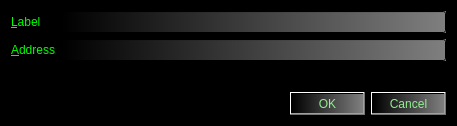
The window that src/qt/forms/editaddressdialog.ui (gridcoin-community/Gridcoin-Research) describes before a commit, drawn with Qt 5.
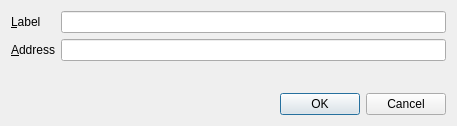
The same window after the commit.

Patch:
```diff
--- a/src/qt/forms/editaddressdialog.ui
+++ b/src/qt/forms/editaddressdialog.ui
@@ -10,319 +10,9 @@
     <height>126</height>
    </rect>
   </property>
-  <property name="palette">
-   <palette>
-    <active>
-     <colorrole role="WindowText">
-      <brush brushstyle="SolidPattern">
-       <color alpha="255">
-        <red>0</red>
-        <green>255</green>
-        <blue>0</blue>
-       </color>
-      </brush>
-     </colorrole>
-     <colorrole role="Button">
-      <brush brushstyle="SolidPattern">
-       <color alpha="255">
-        <red>255</red>
-        <green>255</green>
-        <blue>0</blue>
-       </color>
-      </brush>
-     </colorrole>
-     <colorrole role="Light">
-      <brush brushstyle="SolidPattern">
-       <color alpha="255">
-        <red>0</red>
-        <green>255</green>
-        <blue>255</blue>
-       </color>
-      </brush>
-     </colorrole>
-     <colorrole role="Text">
-      <brush brushstyle="SolidPattern">
-       <color alpha="255">
-        <red>0</red>
-        <green>255</green>
-        <blue>0</blue>
-       </color>
-      </brush>
-     </colorrole>
-     <colorrole role="BrightText">
-      <brush brushstyle="SolidPattern">
-       <color alpha="255">
-        <red>0</red>
-        <green>170</green>
-        <blue>255</blue>
-       </color>
-      </brush>
-     </colorrole>
-     <colorrole role="ButtonText">
-      <brush brushstyle="SolidPattern">
-       <color alpha="255">
-        <red>255</red>
-        <green>255</green>
-        <blue>0</blue>
-       </color>
-      </brush>
-     </colorrole>
-     <colorrole role="Base">
-      <brush brushstyle="SolidPattern">
-       <color alpha="255">
-        <red>0</red>
-        <green>0</green>
-        <blue>127</blue>
-       </color>
-      </brush>
-     </colorrole>
-     <colorrole role="Window">
-      <brush brushstyle="SolidPattern">
-       <color alpha="255">
-        <red>0</red>
-        <green>0</green>
-        <blue>0</blue>
-       </color>
-      </brush>
-     </colorrole>
-     <colorrole role="HighlightedText">
-      <brush brushstyle="SolidPattern">
-       <color alpha="255">
-        <red>255</red>
-        <green>0</green>
-        <blue>0</blue>
-       </color>
-      </brush>
-     </colorrole>
-     <colorrole role="AlternateBase">
-      <brush brushstyle="SolidPattern">
-       <color alpha="255">
-        <red>0</red>
-        <green>0</green>
-        <blue>127</blue>
-       </color>
-      </brush>
-     </colorrole>
-     <colorrole role="NoRole">
-      <brush brushstyle="SolidPattern">
-       <color alpha="255">
-        <red>0</red>
-        <green>0</green>
-        <blue>255</blue>
-       </color>
-      </brush>
-     </colorrole>
-    </active>
-    <inactive>
-     <colorrole role="WindowText">
-      <brush brushstyle="SolidPattern">
-       <color alpha="255">
-        <red>0</red>
-        <green>255</green>
-        <blue>0</blue>
-       </color>
-      </brush>
-     </colorrole>
-     <colorrole role="Button">
-      <brush brushstyle="SolidPattern">
-       <color alpha="255">
-        <red>255</red>
-        <green>255</green>
-        <blue>0</blue>
-       </color>
-      </brush>
-     </colorrole>
-     <colorrole role="Light">
-      <brush brushstyle="SolidPattern">
-       <color alpha="255">
-        <red>0</red>
-        <green>255</green>
-        <blue>255</blue>
-       </color>
-      </brush>
-     </colorrole>
-     <colorrole role="Text">
-      <brush brushstyle="SolidPattern">
-       <color alpha="255">
-        <red>0</red>
-        <green>255</green>
-        <blue>0</blue>
-       </color>
-      </brush>
-     </colorrole>
-     <colorrole role="BrightText">
-      <brush brushstyle="SolidPattern">
-       <color alpha="255">
-        <red>0</red>
-        <green>170</green>
-        <blue>255</blue>
-       </color>
-      </brush>
-     </colorrole>
-     <colorrole role="ButtonText">
-      <brush brushstyle="SolidPattern">
-       <color alpha="255">
-        <red>255</red>
-        <green>255</green>
-        <blue>0</blue>
-       </color>
-      </brush>
-     </colorrole>
-     <colorrole role="Base">
-      <brush brushstyle="SolidPattern">
-       <color alpha="255">
-        <red>0</red>
-        <green>0</green>
-        <blue>127</blue>
-       </color>
-      </brush>
-     </colorrole>
-     <colorrole role="Window">
-      <brush brushstyle="SolidPattern">
-       <color alpha="255">
-        <red>0</red>
-        <green>0</green>
-        <blue>0</blue>
-       </color>
-      </brush>
-     </colorrole>
-     <colorrole role="HighlightedText">
-      <brush brushstyle="SolidPattern">
-       <color alpha="255">
-        <red>255</red>
-        <green>0</green>
-        <blue>0</blue>
-       </color>
-      </brush>
-     </colorrole>
-     <colorrole role="AlternateBase">
-      <brush brushstyle="SolidPattern">
-       <color alpha="255">
-        <red>0</red>
-        <green>0</green>
-        <blue>127</blue>
-       </color>
-      </brush>
-     </colorrole>
-     <colorrole role="NoRole">
-      <brush brushstyle="SolidPattern">
-       <color alpha="255">
-        <red>0</red>
-        <green>0</green>
-        <blue>255</blue>
-       </color>
-      </brush>
-     </colorrole>
-    </inactive>
-    <disabled>
-     <colorrole role="WindowText">
-      <brush brushstyle="SolidPattern">
-       <color alpha="255">
-        <red>120</red>
-        <green>120</green>
-        <blue>120</blue>
-       </color>
-      </brush>
-     </colorrole>
-     <colorrole role="Button">
-      <brush brushstyle="SolidPattern">
-       <color alpha="255">
-        <red>255</red>
-        <green>255</green>
-        <blue>0</blue>
-       </color>
-      </brush>
-     </colorrole>
-     <colorrole role="Light">
-      <brush brushstyle="SolidPattern">
-       <color alpha="255">
-        <red>0</red>
-        <green>255</green>
-        <blue>255</blue>
-       </color>
-      </brush>
-     </colorrole>
-     <colorrole role="Text">
-      <brush brushstyle="SolidPattern">
-       <color alpha="255">
-        <red>120</red>
-        <green>120</green>
-        <blue>120</blue>
-       </color>
-      </brush>
-     </colorrole>
-     <colorrole role="BrightText">
-      <brush brushstyle="SolidPattern">
-       <color alpha="255">
-        <red>0</red>
-        <green>170</green>
-        <blue>255</blue>
-       </color>
-      </brush>
-     </colorrole>
-     <colorrole role="ButtonText">
-      <brush brushstyle="SolidPattern">
-       <color alpha="255">
-        <red>120</red>
-        <green>120</green>
-        <blue>120</blue>
-       </color>
-      </brush>
-     </colorrole>
-     <colorrole role="Base">
-      <brush brushstyle="SolidPattern">
-       <color alpha="255">
-        <red>0</red>
-        <green>0</green>
-        <blue>0</blue>
-       </color>
-      </brush>
-     </colorrole>
-     <colorrole role="Window">
-      <brush brushstyle="SolidPattern">
-       <color alpha="255">
-        <red>0</red>
-        <green>0</green>
-        <blue>0</blue>
-       </color>
-      </brush>
-     </colorrole>
-     <colorrole role="HighlightedText">
-      <brush brushstyle="SolidPattern">
-       <color alpha="255">
-        <red>255</red>
-        <green>0</green>
-        <blue>0</blue>
-       </color>
-      </brush>
-     </colorrole>
-     <colorrole role="AlternateBase">
-      <brush brushstyle="SolidPattern">
-       <color alpha="255">
-        <red>0</red>
-        <green>0</green>
-        <blue>127</blue>
-       </color>
-      </brush>
-     </colorrole>
-     <colorrole role="NoRole">
-      <brush brushstyle="SolidPattern">
-       <color alpha="255">
-        <red>0</red>
-        <green>0</green>
-        <blue>255</blue>
-       </color>
-      </brush>
-     </colorrole>
-    </disabled>
-   </palette>
-  </property>
   <property name="windowTitle">
    <string>Edit Address</string>
   </property>
-  <property name="autoFillBackground">
-   <bool>true</bool>
-  </property>
   <layout class="QVBoxLayout" name="verticalLayout">
    <item>
     <layout class="QFormLayout" name="formLayout">
@@ -344,12 +34,6 @@
        <property name="toolTip">
         <string>The label associated with this address book entry</string>
        </property>
-       <property name="styleSheet">
-        <string notr="true">
-background-color:qlineargradient(spread:pad, x1:0, y1:0, x2:1, y2:0, stop:0 rgba(0, 0, 0, 255), stop:1 rgba(127, 127, 127, 255));
-color:lightgreen;
-</string>
-       </property>
       </widget>
      </item>
      <item row="1" column="0">
@@ -367,24 +51,12 @@
        <property name="toolTip">
         <string>The address associated with this address book entry. This can only be modified for sending addresses.</string>
        </property>
-       <property name="styleSheet">
-        <string notr="true">
-background-color:qlineargradient(spread:pad, x1:0, y1:0, x2:1, y2:0, stop:0 rgba(0, 0, 0, 255), stop:1 rgba(127, 127, 127, 255));
-color:lightgreen;
-</string>
-       </property>
       </widget>
      </item>
     </layout>
    </item>
    <item>
     <widget class="QDialogButtonBox" name="buttonBox">
-     <property name="styleSheet">
-      <string notr="true">
-background-color:qlineargradient(spread:pad, x1:0, y1:0, x2:1, y2:0, stop:0 rgba(0, 0, 0, 255), stop:1 rgba(127, 127, 127, 255));
-color:lightgreen;
-</string>
-     </property>
      <property name="orientation">
       <enum>Qt::Horizontal</enum>
      </property>
```
